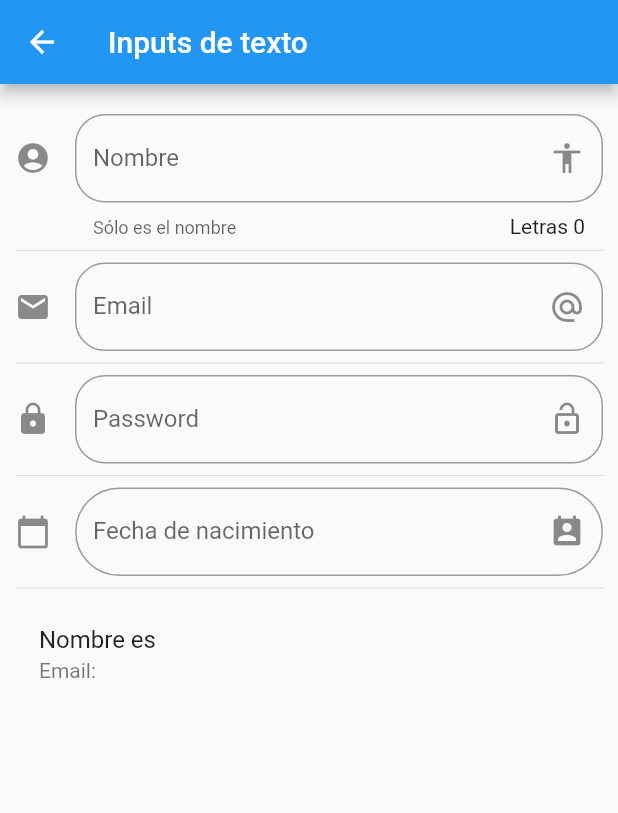
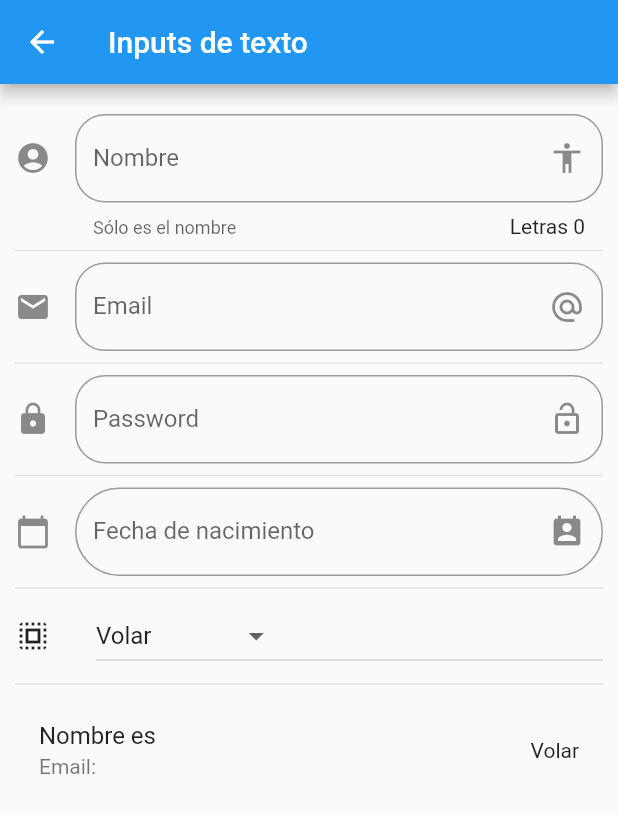
Before and after one commit to powerangelito/flutter-componentes, a Flutter app: the screen it shows after launch, after a tap on "Inputs", on a phone screen of 412 x 824 dp. Shown: the top 813 px of the screen. Run offline on Flutter 3.47's test engine with Material 2 defaults, Android fonts, the light colour scheme and no system bars; network calls fail.

Commit message:
dropdown

```diff
--- a/lib/main.dart
+++ b/lib/main.dart
@@ -1,4 +1,5 @@
 import 'package:flutter/material.dart';
+import 'package:flutter_localizations/flutter_localizations.dart';
 
 // import 'package:componentes/src/pages/home_page.dart';
 import 'package:componentes/src/pages/alert_page.dart';
@@ -14,6 +15,15 @@ class MyApp extends StatelessWidget {
     return MaterialApp(
       title: 'Componentes App',
       debugShowCheckedModeBanner: false,
+      localizationsDelegates: [
+        GlobalMaterialLocalizations.delegate,
+        GlobalWidgetsLocalizations.delegate,
+        GlobalCupertinoLocalizations.delegate,
+      ],
+      supportedLocales: [
+        Locale('en', 'EN'), // English, no country code
+        Locale('es', 'ES'), // Spanish, no country code
+      ],
       // home: HomePage(),
       initialRoute: '/',
       routes: getApplicationRoutes(),
--- a/lib/src/pages/input_page.dart
+++ b/lib/src/pages/input_page.dart
@@ -12,6 +12,10 @@ class _InputPageState extends State<InputPage> {
   String _email = '';
   String _password = '';
   String _fecha = '';
+
+  String _opcionSeleccionada = 'Volar';
+
+  List<String> _poderes = ['Volar', 'Rayos X', 'Super Aliento', 'Super Fuerza'];
 
   TextEditingController _inputFieldDateController = new TextEditingController();
   // String _password = '';
@@ -31,6 +35,8 @@ class _InputPageState extends State<InputPage> {
           _crearPassword(),
           Divider(),
           _crearFecha(context),
+          Divider(),
+          _crearDropdown(),
           Divider(),
           _crearPersona(),
         ],
@@ -56,14 +62,6 @@ class _InputPageState extends State<InputPage> {
           _nombre = valor;
         });
       },
-    );
-  }
-
-  Widget _crearPersona() {
-    return ListTile(
-      title: Text('Nombre es $_nombre'),
-      subtitle: Text('Email: $_email'),
-      // subtitle: Text('Password: $_password'),
     );
   }
 
@@ -119,11 +117,11 @@ class _InputPageState extends State<InputPage> {
 
   _selectDate(BuildContext context) async {
     DateTime? picked = await showDatePicker(
-      context: context,
-      initialDate: new DateTime.now(),
-      firstDate: new DateTime(2018),
-      lastDate: new DateTime(2025),
-    );
+        context: context,
+        initialDate: new DateTime.now(),
+        firstDate: new DateTime(2018),
+        lastDate: new DateTime(2025),
+        locale: Locale('es', 'ES'));
 
     if (picked != null) {
       setState(() {
@@ -132,4 +130,44 @@ class _InputPageState extends State<InputPage> {
       });
     }
   }
+
+  List<DropdownMenuItem<String>> getOpcionesDropdown() {
+    List<DropdownMenuItem<String>> lista = [];
+    _poderes.forEach((poder) {
+      lista.add(DropdownMenuItem(
+        child: Text(poder),
+        value: poder,
+      ));
+    });
+
+    return lista;
+  }
+
+  Widget _crearDropdown() {
+    return Row(
+      children: [
+        Icon(Icons.select_all),
+        SizedBox(width: 30.0),
+        Expanded(
+          child: DropdownButton(
+            value: _opcionSeleccionada,
+            items: getOpcionesDropdown(),
+            onChanged: (opt) {
+              setState(() {
+                _opcionSeleccionada = opt.toString();
+              });
+            },
+          ),
+        )
+      ],
+    );
+  }
+
+  Widget _crearPersona() {
+    return ListTile(
+      title: Text('Nombre es $_nombre'),
+      subtitle: Text('Email: $_email'),
+      trailing: Text(_opcionSeleccionada),
+    );
+  }
 }
--- a/pubspec.yaml
+++ b/pubspec.yaml
@@ -23,6 +23,8 @@ environment:
 dependencies:
   flutter:
     sdk: flutter
+  flutter_localizations: # Add this line
+    sdk: flutter         # Add this line
 
 
   # The following adds the Cupertino Icons font to your application.
```
Also changed, not shown: pubspec.lock.
